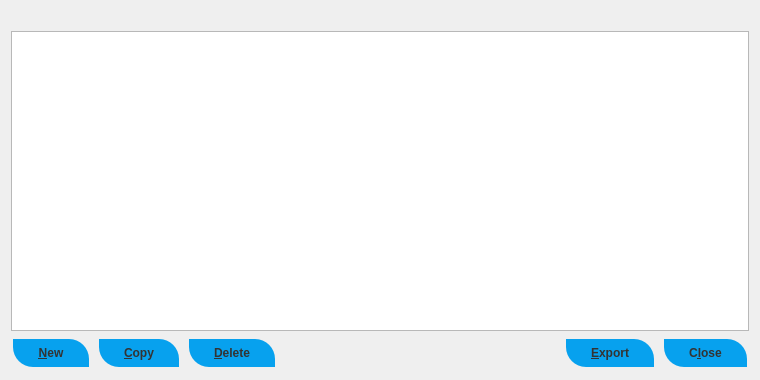
Above: src/qt/forms/addressbookpage.ui from laurobeleche/vulcoinMN before the change. Below: the same form after it.
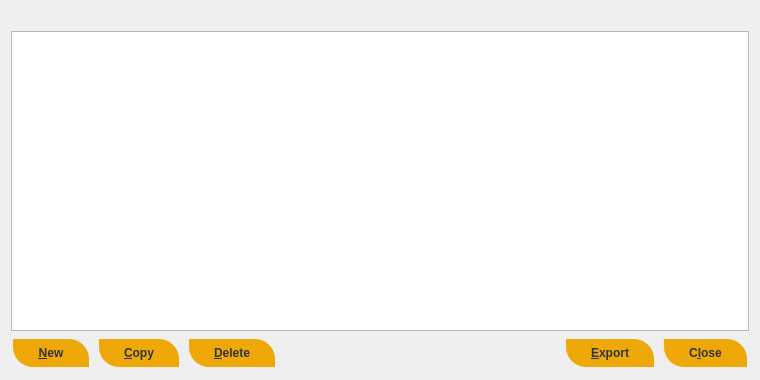
That is the form after the change. Icons and pictures are not drawn.

Patch:
```diff
--- a/src/qt/forms/addressbookpage.ui
+++ b/src/qt/forms/addressbookpage.ui
@@ -95,7 +95,7 @@
        </property>
        <property name="styleSheet">
         <string notr="true"> .QPushButton {
-  background-color: #07a1ee;
+  background-color: #eea807;
 	border: 0;
 	color:#333;
 	font-size:12px;
@@ -140,7 +140,7 @@
        </property>
        <property name="styleSheet">
         <string notr="true"> .QPushButton {
-  background-color: #07a1ee;
+  background-color: #eea807;
 	border: 0;
 	color:#333;
 	font-size:12px;
@@ -185,7 +185,7 @@
        </property>
        <property name="styleSheet">
         <string notr="true"> .QPushButton {
-  background-color: #07a1ee;
+  background-color: #eea807;
 	border: 0;
 	color:#333;
 	font-size:12px;
@@ -243,7 +243,7 @@
        </property>
        <property name="styleSheet">
         <string notr="true"> .QPushButton {
-  background-color: #07a1ee;
+  background-color: #eea807;
 	border: 0;
 	color:#333;
 	font-size:12px;
@@ -291,7 +291,7 @@
        </property>
        <property name="styleSheet">
         <string notr="true"> .QPushButton {
-  background-color: #07a1ee;
+  background-color: #eea807;
 	border: 0;
 	color:#333;
 	font-size:12px;
```
